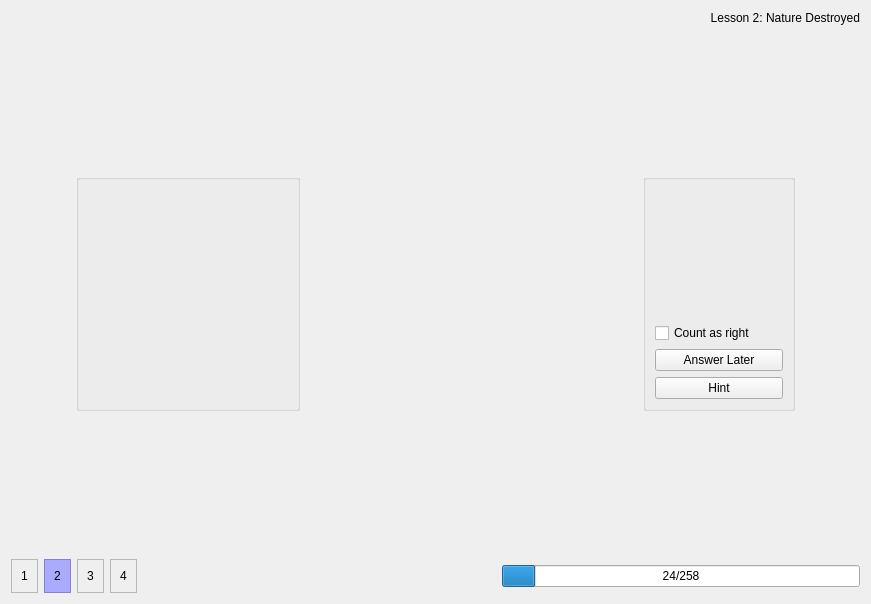
Before: the Qt Designer form src/practice/practice_mainwindow.ui in KDE/parley, drawn with Qt 5.
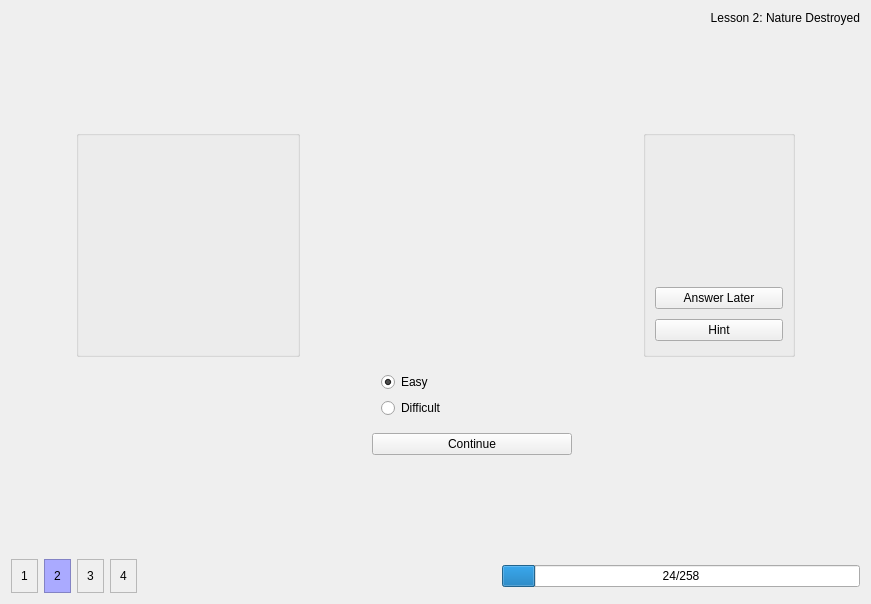
After: the same form once the commit is applied. Icons and pictures are not drawn.

Commit message: move continue and rating below the central widget

```diff
--- a/src/practice/practice_mainwindow.ui
+++ b/src/practice/practice_mainwindow.ui
@@ -38,8 +38,8 @@
     </spacer>
    </item>
    <item>
-    <layout class="QHBoxLayout" name="horizontalLayout_23">
-     <item>
+    <layout class="QGridLayout" name="gridLayout">
+     <item row="0" column="0">
       <spacer name="horizontalSpacer_12">
        <property name="orientation">
         <enum>Qt::Horizontal</enum>
@@ -52,7 +52,7 @@
        </property>
       </spacer>
      </item>
-     <item>
+     <item row="0" column="1">
       <widget class="QGroupBox" name="groupBox_5">
        <property name="title">
         <string/>
@@ -92,10 +92,7 @@
        </layout>
       </widget>
      </item>
-     <item>
-      <layout class="QVBoxLayout" name="verticalLayout_9"/>
-     </item>
-     <item>
+     <item row="0" column="2">
       <spacer name="horizontalSpacer_13">
        <property name="orientation">
         <enum>Qt::Horizontal</enum>
@@ -108,17 +105,7 @@
        </property>
       </spacer>
      </item>
-     <item>
-      <widget class="QWidget" name="centralPracticeWidget" native="true">
-       <property name="minimumSize">
-        <size>
-         <width>200</width>
-         <height>100</height>
-        </size>
-       </property>
-      </widget>
-     </item>
-     <item>
+     <item row="0" column="4">
       <spacer name="horizontalSpacer_14">
        <property name="orientation">
         <enum>Qt::Horizontal</enum>
@@ -131,7 +118,7 @@
        </property>
       </spacer>
      </item>
-     <item>
+     <item row="0" column="5">
       <layout class="QVBoxLayout" name="verticalLayout_11">
        <item>
         <widget class="QGroupBox" name="groupBox_6">
@@ -164,13 +151,6 @@
             </property>
            </widget>
           </item>
-          <item>
-           <widget class="QCheckBox" name="countAsRightCheckBox">
-            <property name="text">
-             <string>Count as right</string>
-            </property>
-           </widget>
-          </item>
           <item>
            <widget class="QPushButton" name="answerLaterButton">
             <property name="text">
@@ -190,7 +170,7 @@
        </item>
       </layout>
      </item>
-     <item>
+     <item row="0" column="6">
       <spacer name="horizontalSpacer_15">
        <property name="orientation">
         <enum>Qt::Horizontal</enum>
@@ -203,6 +183,54 @@
        </property>
       </spacer>
      </item>
+     <item row="2" column="3">
+      <widget class="QPushButton" name="continueButton">
+       <property name="text">
+        <string>Continue</string>
+       </property>
+      </widget>
+     </item>
+     <item row="1" column="3">
+      <widget class="QStackedWidget" name="ratingStack">
+       <property name="currentIndex">
+        <number>1</number>
+       </property>
+       <widget class="QWidget" name="page">
+        <layout class="QHBoxLayout" name="horizontalLayout_2"/>
+       </widget>
+       <widget class="QWidget" name="page_2">
+        <layout class="QVBoxLayout" name="verticalLayout_3">
+         <item>
+          <widget class="QRadioButton" name="easyButton">
+           <property name="text">
+            <string>Easy</string>
+           </property>
+           <property name="checked">
+            <bool>true</bool>
+           </property>
+          </widget>
+         </item>
+         <item>
+          <widget class="QRadioButton" name="difficultButton">
+           <property name="text">
+            <string>Difficult</string>
+           </property>
+          </widget>
+         </item>
+        </layout>
+       </widget>
+      </widget>
+     </item>
+     <item row="0" column="3">
+      <widget class="QWidget" name="centralPracticeWidget" native="true">
+       <property name="minimumSize">
+        <size>
+         <width>200</width>
+         <height>100</height>
+        </size>
+       </property>
+      </widget>
+     </item>
     </layout>
    </item>
    <item>
```
Left out of the diff: 2 changed lines with no effect on the pictures. The commit also changes 4 other files.
